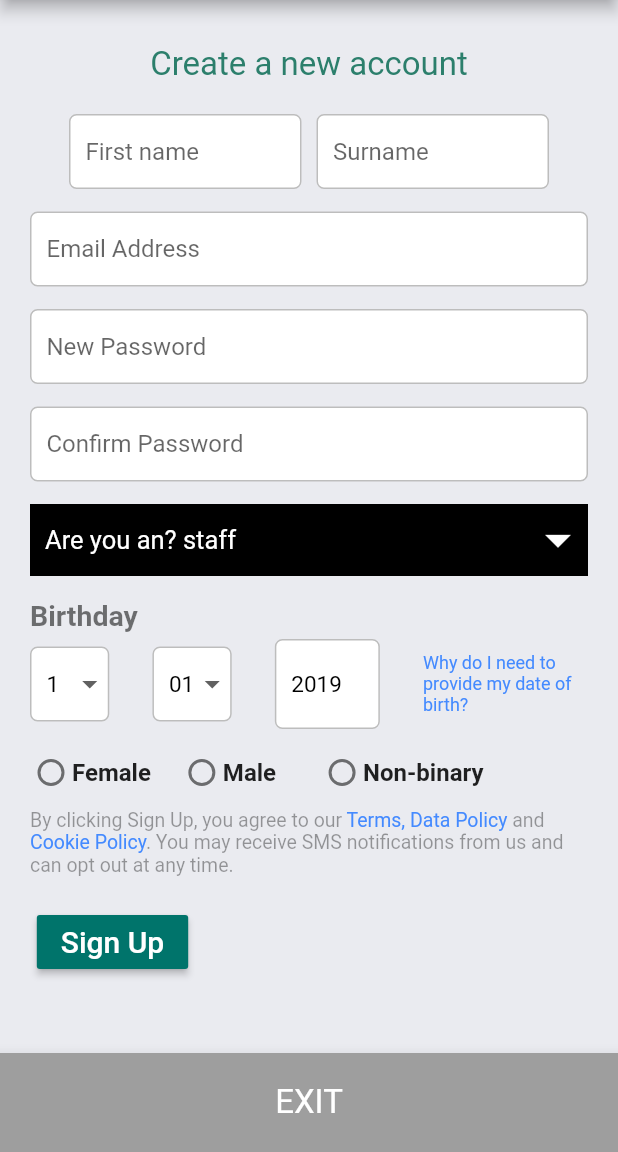
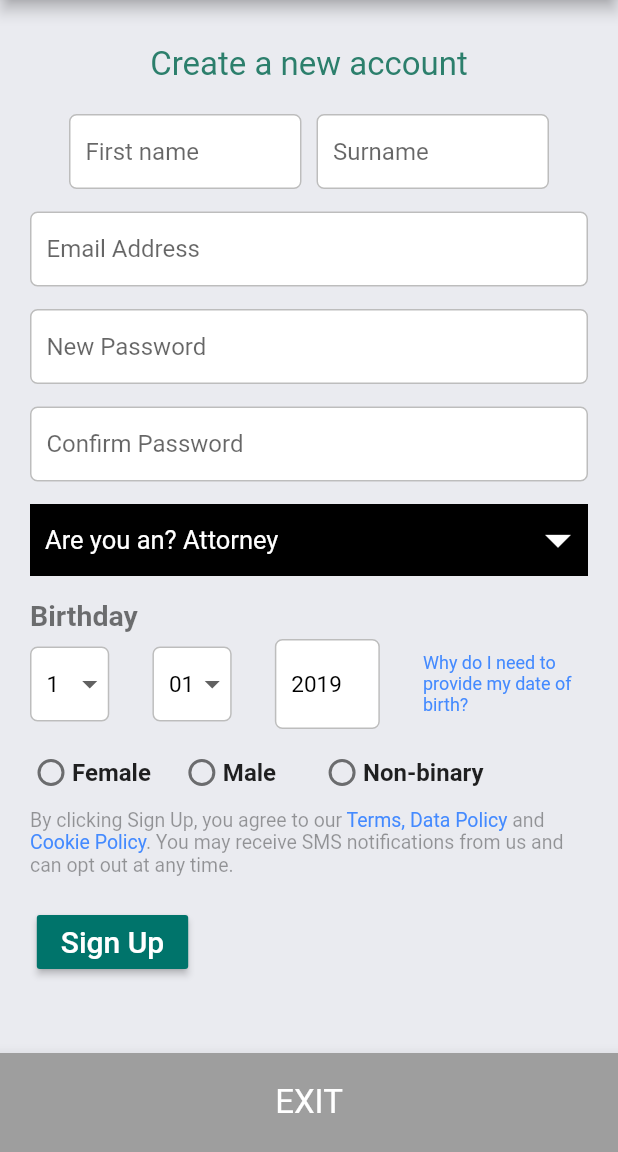
Before and after one commit to Prabal23/crime_report, a Flutter app: the screen it shows after launch, scrolled down 630 dp, on a phone screen of 412 x 824 dp, the part 84-1236 px from its top. Run offline on Flutter 3.47's test engine with Material 2 defaults, Android fonts, the phone set to English and light mode, and no system bars; our stand-ins replace flutter_redux, image_picker, location, redux, shared_preferences, toast; missing offline and left inert: geocoder; generated files the repository leaves out were written again; statements that could not run were skipped.

Commit message:
Crime Report

```diff
--- a/lib/pages/login_reg.dart
+++ b/lib/pages/login_reg.dart
@@ -93,16 +93,16 @@ class _LogRegPageState extends State<LogRegPage> {
     "11",
     "12"
   ];
-  // List _user_type = [
-  //   "Attorney",
-  //   "Magistrate",
-  //   "Candidate Attorney",
-  //   "Civil Servant",
-  //   "Government Worker",
-  //   "Legal Aid",
-  //   "General Public"
-  // ];
-  List _user_type = ["staff", "client"];
+  List _user_type = [
+    "Attorney",
+    "Magistrate",
+    "Candidate Attorney",
+    "Civil Servant",
+    "Government Worker",
+    "Legal Aid",
+    "General Public"
+  ];
+  //List _user_type = ["staff", "client"];
   List<DropdownMenuItem<String>> _dropDownDayItems;
   List<DropdownMenuItem<String>> _dropDownMonthItems;
   List<DropdownMenuItem<String>> _dropDownTypeItems;
--- a/lib/pages/profile.dart
+++ b/lib/pages/profile.dart
@@ -96,16 +96,16 @@ class _ProfilePageState extends State<ProfilePage> {
     "11",
     "12"
   ];
-  // List _user_type = [
-  //   "Attorney",
-  //   "Magistrate",
-  //   "Candidate Attorney",
-  //   "Civil Servant",
-  //   "Government Worker",
-  //   "Legal Aid",
-  //   "General Public"
-  // ];
-  List _user_type = ["staff", "client"];
+  List _user_type = [
+    "Attorney",
+    "Magistrate",
+    "Candidate Attorney",
+    "Civil Servant",
+    "Government Worker",
+    "Legal Aid",
+    "General Public"
+  ];
+  //List _user_type = ["staff", "client"];
   List<DropdownMenuItem<String>> _dropDownDayItems;
   List<DropdownMenuItem<String>> _dropDownMonthItems;
   List<DropdownMenuItem<String>> _dropDownTypeItems;
```
Also changed, not shown: lib/pages/progress_det.dart (+59 -1 lines), 1 other file.
